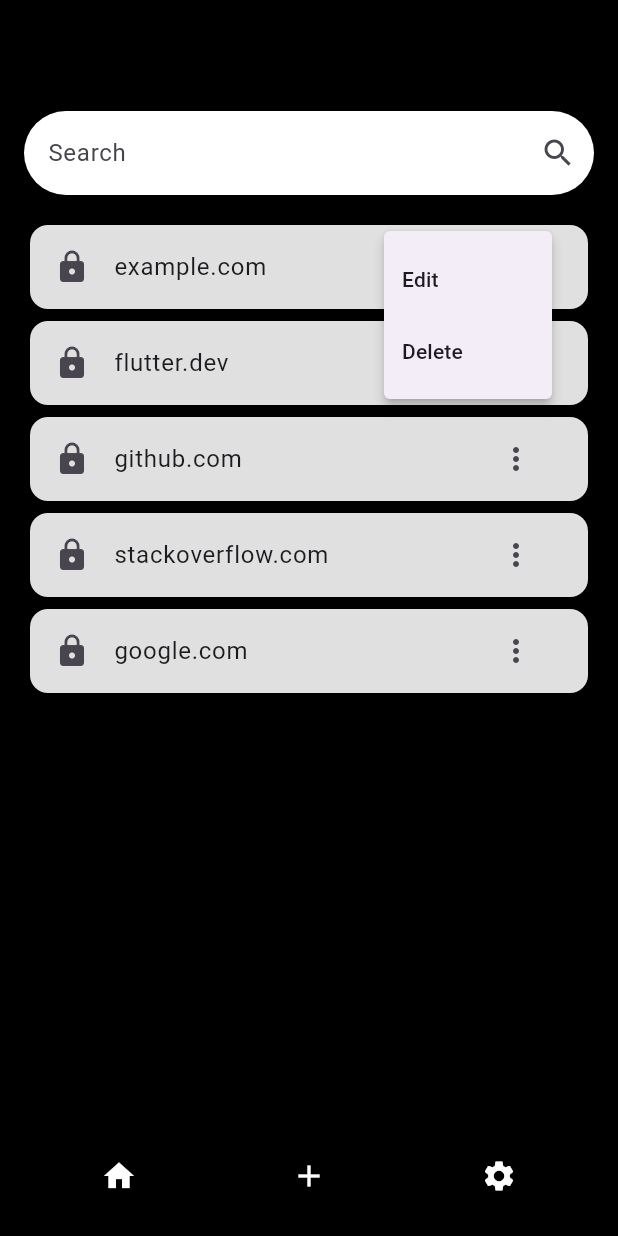
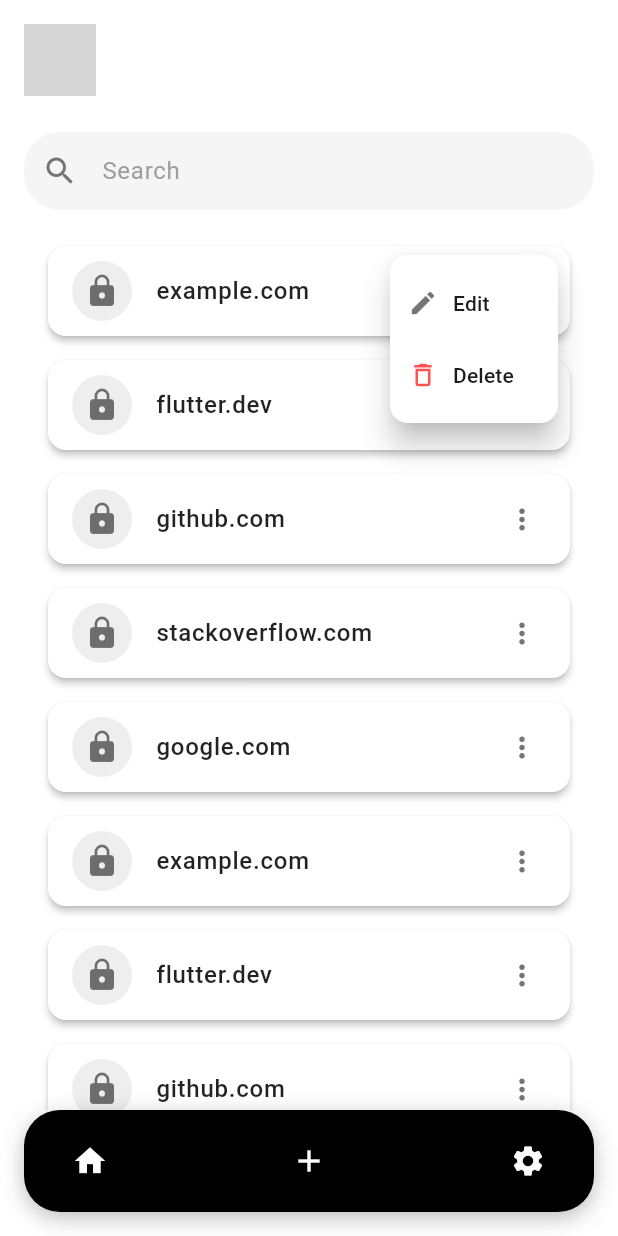
Before and after one commit to VinhTin-AQUA/Password-management, a Flutter app: the Home screen opened by its route, after a tap on the "more vert" icon, on a phone screen of 412 x 824 dp. Run offline on Flutter 3.47's test engine with Material 3 defaults, Android fonts, the phone set to English and light mode, and no system bars; our stand-ins replace firebase_auth, firebase_core, flutter_secure_storage, get, google_sign_in; accounts and stored records are empty; network calls fail; grey boxes are pictures that could not be loaded.

Commit message:
update home

```diff
--- a/password_management/lib/presentation/views/home/home.dart
+++ b/password_management/lib/presentation/views/home/home.dart
@@ -16,12 +16,16 @@
     'github.com',
     'stackoverflow.com',
     'google.com',
-  ];
-
-  final List<MenuItem> menuItems = [
-    MenuItem(icon: Icons.home, onPressed: () => print('Home')),
-    MenuItem(icon: Icons.add, onPressed: () => print('Add')),
-    MenuItem(icon: Icons.settings, onPressed: () => print('Settings')),
+    'example.com',
+    'flutter.dev',
+    'github.com',
+    'stackoverflow.com',
+    'google.com',
+    'example.com',
+    'flutter.dev',
+    'github.com',
+    'stackoverflow.com',
+    'google.com',
   ];
 
   @override
@@ -29,86 +33,29 @@
     return GetBuilder<GooleController>(
       builder: (builder) {
         return Scaffold(
-          backgroundColor: Colors.black,
+          backgroundColor: Colors.white,
           body: SafeArea(
             child: Padding(
               padding: const EdgeInsets.all(16.0),
               child: Column(
                 children: [
-                  Text(
-                    builder.googleUserInfo.displayName,
-                    style: const TextStyle(
-                      color: Colors.white,
-                      fontSize: 24,
-                      fontWeight: FontWeight.bold,
-                    ),
+                  UserInfoBar(
+                    name: builder.googleUserInfo.displayName,
+                    photoUrl: builder.googleUserInfo.photoURL,
                   ),
                   const SizedBox(height: 8),
                   const SizedBox(height: 16),
-                  TextField(
-                    decoration: InputDecoration(
-                      filled: true,
-                      fillColor: Colors.white,
-                      hintText: 'Search',
-                      border: OutlineInputBorder(
-                        borderRadius: BorderRadius.circular(30.0),
-                        borderSide: BorderSide.none,
-                      ),
-                      suffixIcon: const Icon(Icons.search),
-                    ),
-                  ),
+                  SearchBar(),
                   const SizedBox(height: 16),
                   Expanded(
                     child: ListView.builder(
                       itemCount: mockSites.length,
                       itemBuilder: (context, index) {
-                        return Card(
-                          color: Colors.grey[300],
-                          child: ListTile(
-                            leading: const Icon(Icons.lock),
-                            title: Text(mockSites[index]),
-                            trailing: PopupMenuButton<String>(
-                              onSelected: (String item) {
-                                print('Selected: $item');
-                              },
-                              itemBuilder:
-                                  (BuildContext context) =>
-                                      <PopupMenuEntry<String>>[
-                                        const PopupMenuItem<String>(
-                                          value: 'edit',
-                                          child: Text('Edit'),
-                                        ),
-                                        const PopupMenuItem<String>(
-                                          value: 'delete',
-                                          child: Text('Delete'),
-                                        ),
-                                      ],
-                            ),
-                            shape: RoundedRectangleBorder(
-                              borderRadius: BorderRadius.circular(8.0),
-                            ),
-                          ),
-                        );
+                        return ItemData(label: mockSites[index]);
                       },
                     ),
                   ),
-                  const SizedBox(height: 16),
-                  Container(
-                    decoration: BoxDecoration(
-                      color: Colors.black,
-                      borderRadius: BorderRadius.circular(30.0),
-                    ),
-                    child: Row(
-                      mainAxisAlignment: MainAxisAlignment.spaceAround,
-                      children:
-                          menuItems.map((item) {
-                            return IconButton(
-                              icon: Icon(item.icon, color: Colors.white),
-                              onPressed: item.onPressed,
-                            );
-                          }).toList(),
-                    ),
-                  ),
+                  MenuBottomBar(),
                 ],
               ),
             ),
@@ -119,9 +66,185 @@
   }
 }
 
-class MenuItem {
+class MenuItemData {
   final IconData icon;
   final VoidCallback onPressed;
 
-  MenuItem({required this.icon, required this.onPressed});
+  MenuItemData({required this.icon, required this.onPressed});
 }
+
+class SearchBar extends StatelessWidget {
+  const SearchBar({super.key});
+
+  @override
+  Widget build(BuildContext context) {
+    return TextField(
+      decoration: InputDecoration(
+        hintText: 'Search',
+        hintStyle: TextStyle(color: Colors.grey[500], fontSize: 16),
+        filled: true,
+        fillColor: Colors.grey[100],
+        contentPadding: EdgeInsets.symmetric(horizontal: 20, vertical: 14),
+        prefixIcon: Icon(Icons.search, color: Colors.grey[600]),
+        border: OutlineInputBorder(
+          borderRadius: BorderRadius.circular(24.0),
+          borderSide: BorderSide.none,
+        ),
+        focusedBorder: OutlineInputBorder(
+          borderRadius: BorderRadius.circular(24.0),
+          borderSide: BorderSide(color: Colors.black38, width: 1.5),
+        ),
+      ),
+      style: TextStyle(color: Colors.black),
+    );
+  }
+}
+
+class MenuBottomBar extends StatelessWidget {
+  const MenuBottomBar({super.key});
+
+  @override
+  Widget build(BuildContext context) {
+    final List<MenuItemData> menuItems = [
+      MenuItemData(icon: Icons.home, onPressed: () => print('Home')),
+      MenuItemData(icon: Icons.add, onPressed: () => print('Add')),
+      MenuItemData(icon: Icons.settings, onPressed: () => print('Settings')),
+    ];
+
+    return Container(
+      // margin: EdgeInsets.all(16),
+      padding: EdgeInsets.symmetric(horizontal: 20, vertical: 10),
+      decoration: BoxDecoration(
+        color: Colors.black,
+        borderRadius: BorderRadius.circular(24),
+        boxShadow: [
+          BoxShadow(
+            color: Colors.black26,
+            blurRadius: 12,
+            offset: Offset(0, 4),
+          ),
+        ],
+      ),
+      child: Row(
+        mainAxisAlignment: MainAxisAlignment.spaceBetween,
+        children:
+            menuItems.map((item) {
+              return IconButton(
+                icon: Icon(item.icon, color: Colors.white, size: 24),
+                onPressed: item.onPressed,
+              );
+            }).toList(),
+      ),
+    );
+  }
+}
+
+class ItemData extends StatelessWidget {
+  final String label;
+
+  const ItemData({super.key, required this.label});
+
+  @override
+  Widget build(BuildContext context) {
+    return Card(
+      elevation: 2,
+      margin: EdgeInsets.symmetric(horizontal: 16, vertical: 8),
+      shape: RoundedRectangleBorder(borderRadius: BorderRadius.circular(12)),
+      color: Colors.white,
+      child: Padding(
+        padding: const EdgeInsets.symmetric(vertical: 1), // ⬅ tăng thêm độ cao
+        child: ListTile(
+          contentPadding: EdgeInsets.only(left: 16, right: 8),
+          visualDensity: VisualDensity(
+            vertical: 0.5,
+          ), // ⬅ hoặc bỏ nếu dùng padding trên
+          leading: CircleAvatar(
+            backgroundColor: Colors.grey[200],
+            child: Icon(Icons.lock, color: Colors.black54),
+          ),
+          title: Text(
+            label,
+            style: TextStyle(
+              fontSize: 16,
+              fontWeight: FontWeight.w500,
+              color: Colors.black87,
+            ),
+          ),
+          trailing: PopupMenuButton<String>(
+            onSelected: (String item) {
+              print('Selected: $item');
+            },
+            icon: Icon(Icons.more_vert, color: Colors.grey[600], size: 22),
+            color: Colors.white,
+            shape: RoundedRectangleBorder(
+              borderRadius: BorderRadius.circular(12),
+            ),
+            elevation: 8,
+            itemBuilder:
+                (BuildContext context) => [
+                  PopupMenuItem<String>(
+                    value: 'edit',
+                    child: Row(
+                      children: [
+                        Icon(Icons.edit, color: Colors.black54, size: 20),
+                        SizedBox(width: 10),
+                        Text('Edit'),
+                      ],
+                    ),
+                  ),
+                  PopupMenuItem<String>(
+                    value: 'delete',
+                    child: Row(
+                      children: [
+                        Icon(
+                          Icons.delete_outline,
+                          color: Colors.redAccent,
+                          size: 20,
+                        ),
+                        SizedBox(width: 10),
+                        Text('Delete'),
+                      ],
+                    ),
+                  ),
+                ],
+          ),
+        ),
+      ),
+    );
+  }
+}
+
+class UserInfoBar extends StatelessWidget {
+  final String name;
+  final String photoUrl;
+  const UserInfoBar({super.key, required this.name, required this.photoUrl});
+
+  @override
+  Widget build(BuildContext context) {
+    return Row(
+      children: [
+        CircleAvatar(
+          radius: 24,
+          backgroundImage: NetworkImage(
+            photoUrl, // URL ảnh đại diện
+          ),
+          backgroundColor: Colors.grey[300],
+          child: Icon(Icons.person, color: Colors.white),
+        ),
+        SizedBox(width: 12),
+        Expanded(
+          child: Text(
+            name,
+            style: TextStyle(
+              color: Colors.black,
+              fontSize: 20,
+              fontWeight: FontWeight.w600,
+              letterSpacing: 0.5,
+            ),
+            overflow: TextOverflow.ellipsis,
+          ),
+        ),
+      ],
+    );
+  }
+}
```
